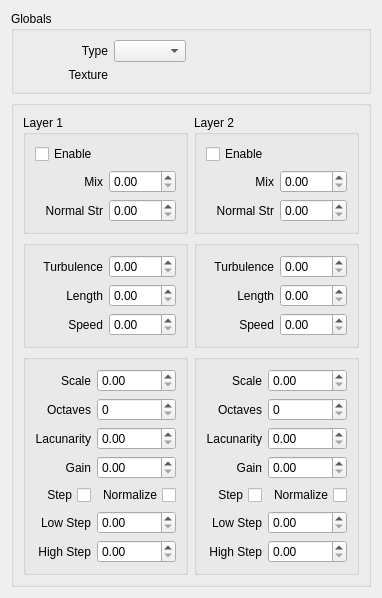
The window that RPFlowmap.ui (gkmotu/OSL-Shaders) describes before a commit, drawn with Qt 5.
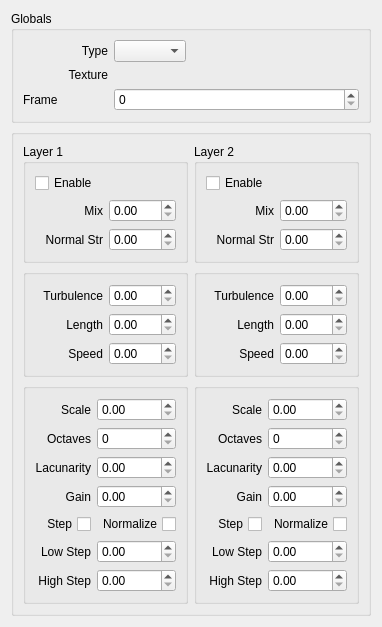
The same window after the commit. Custom widgets are drawn as their Qt base class.

Diff of the .ui file:
```diff
--- a/RPFlowmap.ui
+++ b/RPFlowmap.ui
@@ -66,6 +66,26 @@
         </property>
        </widget>
       </item>
+      <item row="3" column="1">
+       <widget class="MaxSDK::QmaxDoubleSpinBox" name="Frame">
+        <property name="sizePolicy">
+         <sizepolicy hsizetype="Preferred" vsizetype="Fixed">
+          <horstretch>0</horstretch>
+          <verstretch>0</verstretch>
+         </sizepolicy>
+        </property>
+        <property name="decimals">
+         <number>0</number>
+        </property>
+       </widget>
+      </item>
+      <item row="3" column="0">
+       <widget class="QLabel" name="label_25">
+        <property name="text">
+         <string>Frame</string>
+        </property>
+       </widget>
+      </item>
      </layout>
     </widget>
    </item>
```
Left out of the diff: 22 changed lines with no effect on the pictures.
